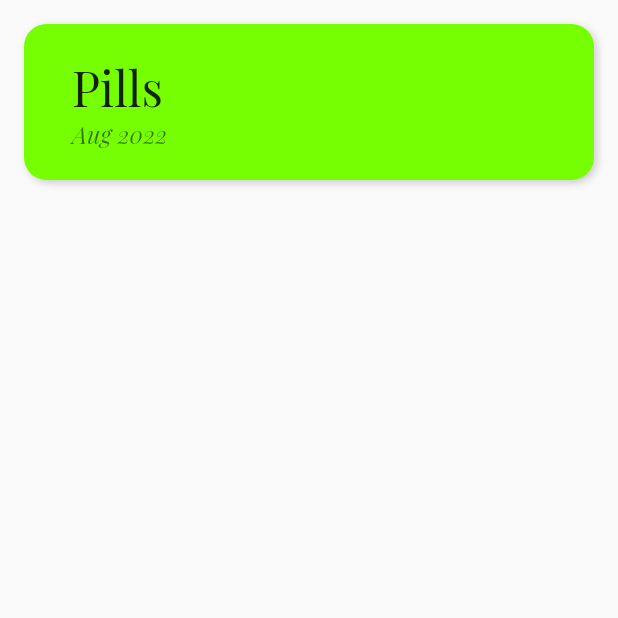
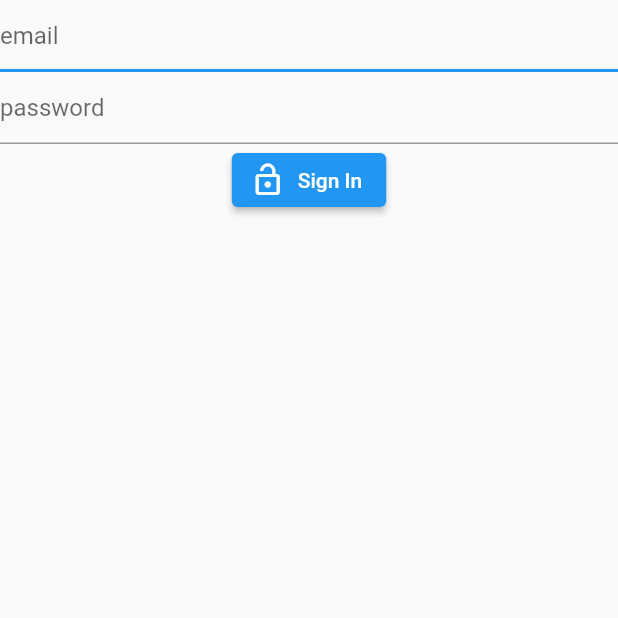
Before and after one commit to agatiks/month_tracker, a Flutter app: the screen it shows after launch, on a phone screen of 412 x 824 dp, the top half of it. Run offline on Flutter 3.47's test engine with Material 2 defaults, Android fonts, the phone set to English and light mode, and no system bars; our stand-ins replace firebase_auth, firebase_core, flutter_redux, google_fonts, redux; missing offline and left inert: dart:ffi; accounts and stored records are empty.

Commit message:
add email+password sign-in

```diff
--- a/lib/app.dart
+++ b/lib/app.dart
@@ -1,19 +1,27 @@
+import 'package:firebase_auth/firebase_auth.dart';
 import 'package:flutter/cupertino.dart';
 import 'package:flutter/material.dart';
 import 'package:flutter_redux/flutter_redux.dart';
 import 'package:month_tracker/models/app_state.dart';
+import 'package:month_tracker/presentation/auth_screen.dart';
 import 'package:month_tracker/presentation/home_screen.dart';
 import 'package:redux/redux.dart';
 
 class ReduxApp extends StatelessWidget {
   final Store<AppState> store;
-  const ReduxApp(this.store, {Key? key}): super(key: key);
+
+  const ReduxApp(this.store, {Key? key}) : super(key: key);
 
   @override
   Widget build(BuildContext context) {
-    return StoreProvider(store: store,
-        child: const MaterialApp(home: HomeScreen()),
+    return StoreProvider(
+      store: store,
+      child: MaterialApp(
+        home: StreamBuilder<User?>(
+            stream: FirebaseAuth.instance.authStateChanges(),
+            builder: (context, snapshot) =>
+                snapshot.hasData ? const HomeScreen() : AuthScreen()),
+      ),
     );
   }
-
 }
--- /dev/null
+++ b/lib/presentation/auth_screen.dart
@@ -0,0 +1,43 @@
+import 'package:firebase_auth/firebase_auth.dart';
+import 'package:firebase_core/firebase_core.dart';
+import 'package:flutter/cupertino.dart';
+import 'package:flutter/material.dart';
+
+class AuthScreen extends StatelessWidget {
+
+  final _emailController = TextEditingController();
+  final _passwordController = TextEditingController();
+  AuthScreen({Key? key}) : super(key: key);
+
+  @override
+  Widget build(BuildContext context) {
+    return Scaffold(
+      body: SafeArea(
+          child: Center(
+              child: Column(
+            children: [
+              TextField(
+                decoration: const InputDecoration(hintText: 'email'),
+                autofocus: true,
+                controller: _emailController,
+              ),
+              TextField(
+                decoration: const InputDecoration(hintText: 'password'),
+                autofocus: true,
+                controller: _passwordController,
+              ),
+              ElevatedButton.icon(
+                onPressed: signIn,
+                label: const Text("Sign In"),
+                icon: const Icon(Icons.lock_open),
+              )
+            ],
+          )),
+        ),
+    );
+  }
+
+  Future signIn() async {
+    await FirebaseAuth.instance.signInWithEmailAndPassword(email: _emailController.text.trim(), password: _passwordController.text,);
+  }
+}
--- a/pubspec.yaml
+++ b/pubspec.yaml
@@ -17,6 +17,9 @@ dependencies:
   google_fonts: ^3.0.1
   provider: ^6.0.3
   collection: ^1.16.0
+  cloud_firestore: ^3.4.3
+  firebase_core: ^1.20.0
+  firebase_auth: ^3.6.2
 
 dev_dependencies:
   flutter_test:
```
Also changed, not shown: lib/main.dart (+15 -3 lines), pubspec.lock, 3 other files.
